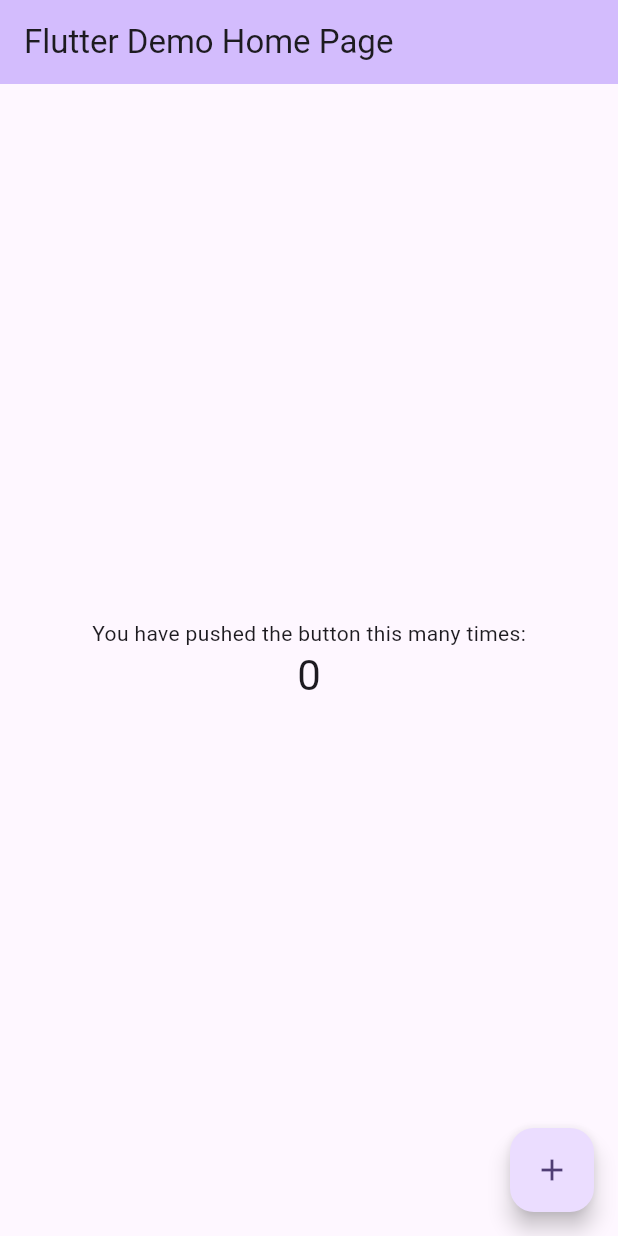
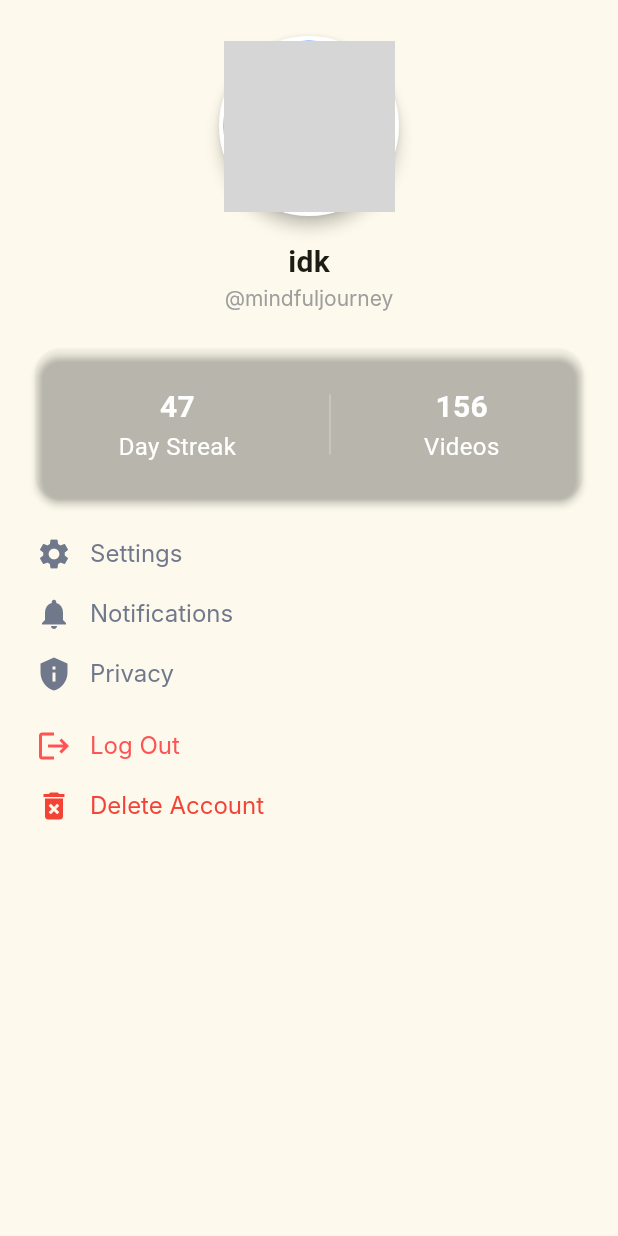
Before and after one commit to anamitrajoshi/vemoir, a Flutter app: the screen it shows after launch, on a phone screen of 412 x 824 dp. Run offline on Flutter 3.47's test engine with Material 3 defaults, Android fonts, the phone set to English and light mode, and no system bars; network calls fail; Roboto replaces fonts that are missing (Inter); grey boxes are pictures that could not be loaded.

Commit message:
user profile screen and theme

```diff
--- a/lib/main.dart
+++ b/lib/main.dart
@@ -1,4 +1,6 @@
 import 'package:flutter/material.dart';
+import 'screens/user_profile.dart';
+
 
 void main() {
   runApp(const MyApp());
@@ -28,10 +30,10 @@
         //
         // This works for code too, not just values: Most code changes can be
         // tested with just a hot reload.
-        colorScheme: ColorScheme.fromSeed(seedColor: Colors.deepPurple),
+        colorScheme: ColorScheme.fromSeed(seedColor: Color(0xfff5f1ed)),
         useMaterial3: true,
       ),
-      home: const MyHomePage(title: 'Flutter Demo Home Page'),
+      home: ProfilePage(),
     );
   }
 }
--- a/lib/widgets/user_profile_widget.dart
+++ b/lib/screens/user_profile.dart
@@ -1,7 +1,72 @@
 import 'package:flutter/material.dart';
 
-class UserProfileWidget extends StatelessWidget {
-  const UserProfileWidget({super.key});
+
+
+class ProfilePage extends StatelessWidget {
+  Widget _buildOptionTile(BuildContext context, IconData icon, String title) {
+    return Row(
+      mainAxisSize: MainAxisSize.max,
+      mainAxisAlignment: MainAxisAlignment.spaceBetween,
+      children: [
+        Row(
+          mainAxisSize: MainAxisSize.max,
+          children: [
+            Icon(
+              icon,
+              color: const Color(0xFF70798C),
+              size: 24,
+            ),
+            const SizedBox(width: 12),
+            Material(
+              color: Colors.transparent,
+              child: Text(
+                title,
+                style: TextStyle(
+                  fontFamily: 'Inter',
+                  fontSize: 16,
+                  color: const Color(0xFF70798C),
+                  letterSpacing: 0.0,
+                ),
+              ),
+            ),
+          ],
+        ),
+      ],
+    );
+  }
+
+  // Danger Tile Method (for logout, delete account)
+  Widget _buildDangerTile(BuildContext context, IconData icon, String title, Color color) {
+    return Row(
+      mainAxisSize: MainAxisSize.max,
+      mainAxisAlignment: MainAxisAlignment.spaceBetween,
+      children: [
+        Row(
+          mainAxisSize: MainAxisSize.max,
+          children: [
+            Icon(
+              icon,
+              color: color,
+              size: 24,
+            ),
+            const SizedBox(width: 12),
+            Material(
+              color: Colors.transparent,
+              child: Text(
+                title,
+                style: TextStyle(
+                  fontFamily: 'Inter',
+                  fontSize: 16,
+                  color: color,
+                  letterSpacing: 0.0,
+                ),
+              ),
+            ),
+          ],
+        ),
+      ],
+    );
+  }
 
   @override
   Widget build(BuildContext context) {
@@ -12,6 +77,7 @@ class UserProfileWidget extends StatelessWidget {
         height: MediaQuery.of(context).size.height,
         child: Stack(
           children: [
+            // Gradient Background
             Container(
               width: MediaQuery.of(context).size.width,
               height: MediaQuery.of(context).size.height,
@@ -32,6 +98,7 @@ class UserProfileWidget extends StatelessWidget {
               child: SingleChildScrollView(
                 child: Column(
                   children: [
+                    // Profile Picture
                     Material(
                       color: Colors.transparent,
                       elevation: 4,
@@ -57,14 +124,16 @@ class UserProfileWidget extends StatelessWidget {
                         ),
                       ),
                     ),
+                    // Name and Username
+                    SizedBox(height: 16),
                     Column(
                       children: [
                         Text(
-                          'John Doe', // Placeholder name
+                          'idk',
                           style: TextStyle(fontSize: 20, fontWeight: FontWeight.bold),
                         ),
                         Text(
-                          '@johndoe', // Placeholder username
+                          '@mindfuljourney',
                           style: TextStyle(
                             fontFamily: 'Inter',
                             color: Colors.grey,
@@ -73,6 +142,8 @@ class UserProfileWidget extends StatelessWidget {
                         ),
                       ],
                     ),
+                    // Day Streak and Videos Section
+                    SizedBox(height: 24),
                     Material(
                       color: Colors.transparent,
                       elevation: 2,
@@ -83,7 +154,7 @@ class UserProfileWidget extends StatelessWidget {
                         width: MediaQuery.of(context).size.width * 0.9,
                         height: 100,
                         decoration: BoxDecoration(
-                          color: Theme.of(context).primaryColor,
+                          color: Color(0xa99985),
                           borderRadius: BorderRadius.circular(16),
                         ),
                         child: Padding(
@@ -91,7 +162,9 @@ class UserProfileWidget extends StatelessWidget {
                           child: Row(
                             mainAxisAlignment: MainAxisAlignment.spaceAround,
                             children: [
+                              // Day Streak Column
                               Column(
+                                mainAxisAlignment: MainAxisAlignment.center,
                                 children: [
                                   Text(
                                     '47',
@@ -103,12 +176,15 @@ class UserProfileWidget extends StatelessWidget {
                                   ),
                                 ],
                               ),
+                              // Divider Between Streak and Videos
                               Container(
                                 width: 1,
-                                height: MediaQuery.of(context).size.height * 0.4,
+                                height: 40, // Fixed height for divider
                                 color: Colors.white.withOpacity(0.3),
                               ),
+                              // Videos Column
                               Column(
+                                mainAxisAlignment: MainAxisAlignment.center,
                                 children: [
                                   Text(
                                     '156',
@@ -125,6 +201,18 @@ class UserProfileWidget extends StatelessWidget {
                         ),
                       ),
                     ),
+                    const SizedBox(height: 24),
+                    // Settings
+                    _buildOptionTile(context, Icons.settings, 'Settings'),
+                    const SizedBox(height: 16),
+                    _buildOptionTile(context, Icons.notifications, 'Notifications'),
+                    const SizedBox(height: 16),
+                    _buildOptionTile(context, Icons.privacy_tip, 'Privacy'),
+                    const SizedBox(height: 24),
+                    // Logout and Delete Account
+                    _buildDangerTile(context, Icons.logout, 'Log Out', Colors.redAccent),
+                    const SizedBox(height: 16),
+                    _buildDangerTile(context, Icons.delete_forever, 'Delete Account', Colors.red),
                   ],
                 ),
               ),
--- /dev/null
+++ b/lib/theme/app_theme.dart
@@ -0,0 +1,25 @@
+import 'package:flutter/material.dart';
+
+class AppColors {
+  static const Color secondary = Color(0xFFA99985);
+  static const Color tertiary = Color(0xFF70798C);
+  static const Color alternate = Color(0xFF252323);
+  static const Color primaryBackground = Color(0xFFF5F1ED);
+  static const Color secondaryBackground = Color(0xFFFFFFFF);
+  static const Color primaryText = Color(0xFF162D3A);
+  static const Color secondaryText = Color(0xFF57636C);
+  static const Color accent1 = Color(0xFF4C4B39);
+}
+
+final ThemeData appTheme = ThemeData(
+  primaryColor: AppColors.secondary,
+  scaffoldBackgroundColor: AppColors.primaryBackground,
+
+  colorScheme: ColorScheme.light(
+    primary: AppColors.secondary,
+    secondary: AppColors.tertiary,
+    background: AppColors.primaryBackground,
+    surface: AppColors.secondaryBackground,
+  ),
+
+);
```
Also changed, not shown: pubspec.yaml (+3 -73 lines), pubspec.lock, 7 other files.
